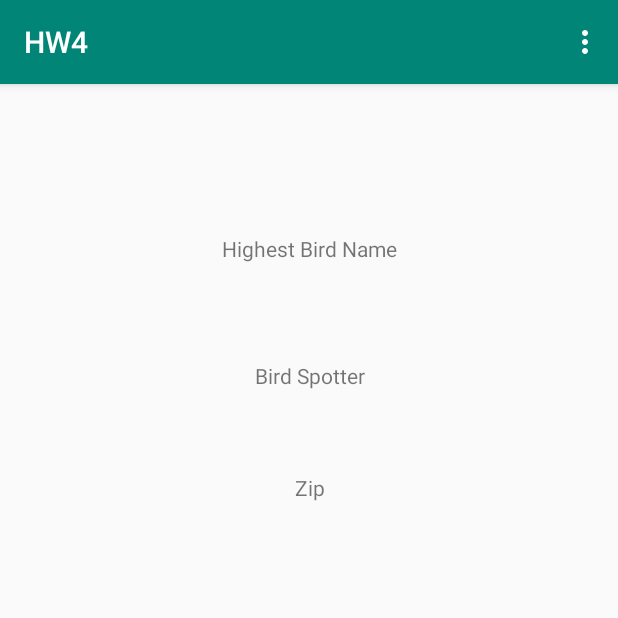
After one commit to sklapman/HW4Seth, an Android app: the HighestImportance screen opened directly, with no data from a screen before it, on a phone screen of 412 x 824 dp, the top half of it. The commit adds this screen. Run offline under Robolectric (Android 15) with nearby library versions, the phone set to English and light mode, and no system bars; our stand-ins replace Firebase (no records; nobody signed in at launch, a user with empty details on screens opened directly).

Commit message:
added comments

```diff
--- a/app/src/main/AndroidManifest.xml
+++ b/app/src/main/AndroidManifest.xml
@@ -9,6 +9,8 @@
         android:roundIcon="@mipmap/ic_launcher_round"
         android:supportsRtl="true"
         android:theme="@style/AppTheme">
+        <activity android:name=".HighestImportance">
+        </activity>
         <activity android:name=".LoginMain">
             <intent-filter>
                 <action android:name="android.intent.action.MAIN" />
--- /dev/null
+++ b/app/src/main/java/com/example/hw4/HighestImportance.java
@@ -0,0 +1,114 @@
+package com.example.hw4;
+
+import androidx.annotation.NonNull;
+import androidx.annotation.Nullable;
+import androidx.appcompat.app.AppCompatActivity;
+
+import android.content.Intent;
+import android.os.Bundle;
+import android.view.Menu;
+import android.view.MenuInflater;
+import android.view.MenuItem;
+import android.widget.TextView;
+import android.widget.Toast;
+
+import com.google.firebase.database.ChildEventListener;
+import com.google.firebase.database.DataSnapshot;
+import com.google.firebase.database.DatabaseError;
+import com.google.firebase.database.DatabaseReference;
+import com.google.firebase.database.FirebaseDatabase;
+
+public class HighestImportance extends AppCompatActivity {
+
+    TextView textViewHighestBird, textViewHighestBirdSpotter, textViewHighestBirdZip;
+
+
+    @Override
+    protected void onCreate(Bundle savedInstanceState) {
+        super.onCreate(savedInstanceState);
+        setContentView(R.layout.activity_highest_importance);
+
+        textViewHighestBirdSpotter = findViewById(R.id.textViewHighBirdSpotter);;
+        textViewHighestBird = findViewById(R.id.textViewHighBirdName);
+        textViewHighestBirdZip = findViewById(R.id.textViewHighZip);
+
+        FirebaseDatabase database = FirebaseDatabase.getInstance();
+        final DatabaseReference myRef = database.getReference("birds");
+
+        myRef.orderByChild("importance").limitToLast(1).addChildEventListener(new ChildEventListener() {
+
+            @Override
+            public void onChildAdded(@NonNull DataSnapshot dataSnapshot, @Nullable String s) {
+
+                //create local variables based on the data in the firebase database
+
+                birds foundbird = dataSnapshot.getValue(birds.class);
+                String findbirdname = foundbird.birdName;
+                String findSpotter = foundbird.personSearching;
+                String findzip = foundbird.Zip;
+
+                //Set the text fields to the variables from the database.
+
+                textViewHighestBird.setText(findbirdname);
+                textViewHighestBirdSpotter.setText(findSpotter);
+                textViewHighestBirdZip.setText(findzip);
+
+            }
+
+            @Override
+            public void onChildChanged(@NonNull DataSnapshot dataSnapshot, @Nullable String s) {
+
+            }
+
+            @Override
+            public void onChildRemoved(@NonNull DataSnapshot dataSnapshot) {
+
+            }
+
+            @Override
+            public void onChildMoved(@NonNull DataSnapshot dataSnapshot, @Nullable String s) {
+
+            }
+
+            @Override
+            public void onCancelled(@NonNull DatabaseError databaseError) {
+
+            }
+        });
+
+
+    }
+
+    @Override
+    public boolean onCreateOptionsMenu(Menu menu) {
+
+        MenuInflater inflater = getMenuInflater();
+        inflater.inflate(R.menu.mainmenu, menu);
+
+        return super.onCreateOptionsMenu(menu);
+    }
+
+    //Give action to each menu items to switch between pages
+
+    @Override
+    public boolean onOptionsItemSelected(@NonNull MenuItem item) {
+
+        if (item.getItemId() == R.id.itemEnterBird) {
+            Intent enterIntent = new Intent(this, MainActivity.class);
+            startActivity(enterIntent);
+
+        } else if(item.getItemId() == R.id.itemSearchBird) {
+                Intent searchIntent = new Intent(this, SearchBird.class);
+                startActivity(searchIntent);
+
+        } else if (item.getItemId() == R.id.itemLogOut) {
+            Intent logoutIntent = new Intent(this, LoginMain.class);
+            startActivity(logoutIntent);
+
+        } else {
+            Toast.makeText(this, "You are already on the search page, you fool!", Toast.LENGTH_SHORT).show();
+        }
+
+        return super.onOptionsItemSelected(item);
+    }
+}
--- a/app/src/main/java/com/example/hw4/MainActivity.java
+++ b/app/src/main/java/com/example/hw4/MainActivity.java
@@ -65,6 +65,10 @@ public class MainActivity extends AppCompatActivity implements View.OnClickListe
             Intent logoutIntent = new Intent(this, LoginMain.class);
             startActivity(logoutIntent);
 
+        } else if (item.getItemId() == R.id.ItemHighestImportance) {
+            Intent logoutIntent = new Intent(this, HighestImportance.class);
+            startActivity(logoutIntent);
+
         }
 
         else {
--- /dev/null
+++ b/app/src/main/res/layout/activity_highest_importance.xml
@@ -0,0 +1,40 @@
+<?xml version="1.0" encoding="utf-8"?>
+<androidx.constraintlayout.widget.ConstraintLayout xmlns:android="http://schemas.android.com/apk/res/android"
+    xmlns:app="http://schemas.android.com/apk/res-auto"
+    xmlns:tools="http://schemas.android.com/tools"
+    android:layout_width="match_parent"
+    android:layout_height="match_parent"
+    tools:context=".HighestImportance">
+
+    <TextView
+        android:id="@+id/textViewHighBirdName"
+        android:layout_width="wrap_content"
+        android:layout_height="wrap_content"
+        android:layout_marginTop="100dp"
+        android:text="Highest Bird Name"
+        app:layout_constraintEnd_toEndOf="parent"
+        app:layout_constraintHorizontal_bias="0.5"
+        app:layout_constraintStart_toStartOf="parent"
+        app:layout_constraintTop_toTopOf="parent" />
+
+    <TextView
+        android:id="@+id/textViewHighBirdSpotter"
+        android:layout_width="wrap_content"
+        android:layout_height="wrap_content"
+        android:layout_marginTop="65dp"
+        android:text="Bird Spotter"
+        app:layout_constraintEnd_toEndOf="@+id/textViewHighBirdName"
+        app:layout_constraintStart_toStartOf="@+id/textViewHighBirdName"
+        app:layout_constraintTop_toBottomOf="@+id/textViewHighBirdName" />
+
+    <TextView
+        android:id="@+id/textViewHighZip"
+        android:layout_width="wrap_content"
+        android:layout_height="wrap_content"
+        android:layout_marginTop="55dp"
+        android:text="Zip"
+        app:layout_constraintEnd_toEndOf="@+id/textViewHighBirdName"
+        app:layout_constraintStart_toStartOf="@+id/textViewHighBirdName"
+        app:layout_constraintTop_toBottomOf="@+id/textViewHighBirdSpotter" />
+
+</androidx.constraintlayout.widget.ConstraintLayout>
--- a/app/src/main/res/menu/mainmenu.xml
+++ b/app/src/main/res/menu/mainmenu.xml
@@ -9,6 +9,9 @@
         android:id="@+id/itemSearchBird"
         android:title="Search Bird" />
     <item
+        android:id="@+id/ItemHighestImportance"
+        android:title="Highest Importance" />
+    <item
         android:id="@+id/itemLogOut"
         android:title="Log Out" />
 </menu>
```
Also changed, not shown: app/src/main/java/com/example/hw4/SearchBird.java (+49 -1 lines).
